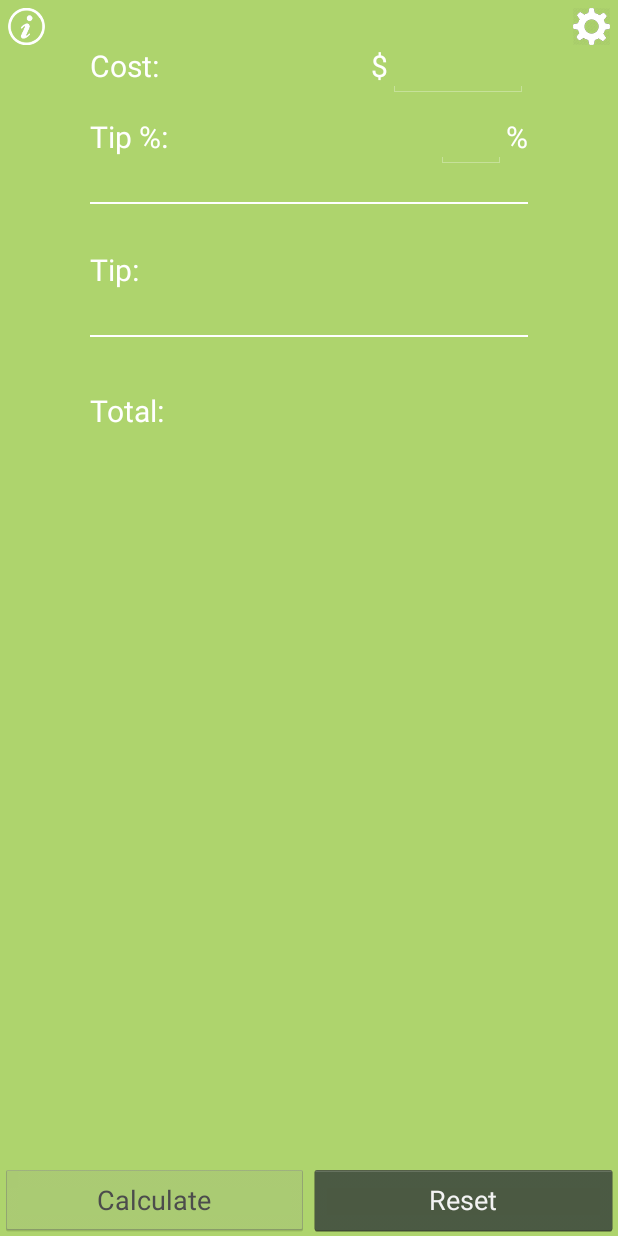
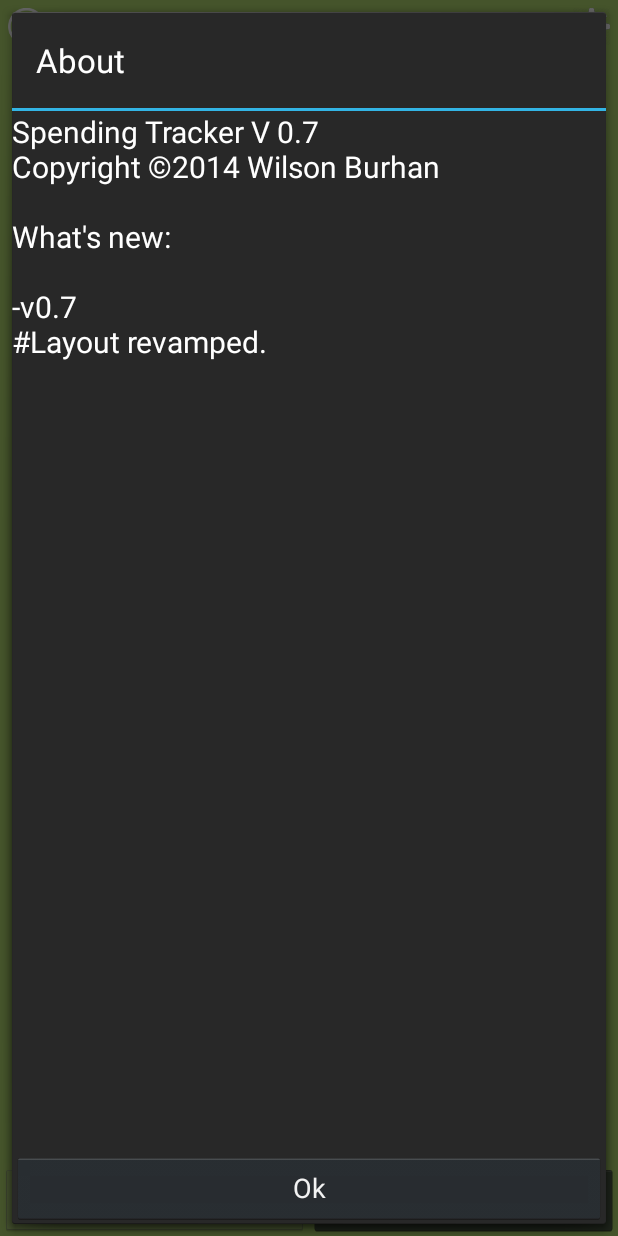
Before and after one commit to wburhan2/SpendingTracker, an Android app: the screen it shows after launch (MainActivity), after a tap on an icon or button, on a phone screen of 412 x 824 dp. Run offline under Robolectric (Android 15) with nearby library versions, the phone set to English and light mode, and no system bars.

Commit message:
Added info dialog. V 0.72

```diff
--- a/app/build.gradle
+++ b/app/build.gradle
@@ -5,7 +5,7 @@ android {
     buildToolsVersion "19.0.3"
 
     defaultConfig {
-        minSdkVersion 10
+        minSdkVersion 11
         targetSdkVersion 19
         versionCode 1
         versionName "1.0"
--- /dev/null
+++ b/app/src/main/java/com/spendingtracker/app/InfoDialogFragment.java
@@ -0,0 +1,36 @@
+package com.spendingtracker.app;
+
+import android.app.Dialog;
+import android.app.DialogFragment;
+import android.os.Bundle;
+import android.view.LayoutInflater;
+import android.view.View;
+import android.view.ViewGroup;
+
+/**
+ * Created by Wilson on 5/4/14.
+ */
+public class InfoDialogFragment extends DialogFragment implements View.OnClickListener{
+
+    @Override
+    public View onCreateView(LayoutInflater inflater, ViewGroup container, Bundle savedInstanceState) {
+        //return super.onCreateView(inflater, container, savedInstanceState);
+
+        View view = inflater.inflate(R.layout.info_dialog_fragment, container,false);
+
+        View okButton = view.findViewById(R.id.ok_button);
+        okButton.setOnClickListener(this);
+
+        Dialog dialog = getDialog();
+        dialog.setTitle("About");
+
+        return view;
+    }
+
+
+
+    @Override
+    public void onClick(View view) {
+        dismiss();
+    }
+}
--- a/app/src/main/java/com/spendingtracker/app/MainActivity.java
+++ b/app/src/main/java/com/spendingtracker/app/MainActivity.java
@@ -1,5 +1,6 @@
 package com.spendingtracker.app;
 
+import android.app.FragmentManager;
 import android.support.v4.app.Fragment;
 import android.content.Context;
 import android.support.v4.app.FragmentActivity;
@@ -60,6 +61,9 @@ public class MainActivity extends FragmentActivity{
             @Override
             public void onClick(View view) {
 
+                FragmentManager fm = getFragmentManager();
+                InfoDialogFragment fragment = new InfoDialogFragment();
+                fragment.show(fm, "InfoFragment");
             }
         });
 
--- a/app/src/main/java/com/spendingtracker/app/Tab1Fragment.java
+++ b/app/src/main/java/com/spendingtracker/app/Tab1Fragment.java
@@ -14,6 +14,7 @@ import android.view.inputmethod.InputMethodManager;
 import android.widget.Button;
 import android.widget.EditText;
 import android.widget.TextView;
+import android.widget.Toast;
 
 /**
  * Created by Wilson on 4/23/14.
@@ -101,6 +102,7 @@ public class Tab1Fragment extends Fragment {
                 mTip.setText("");
                 mTipTextView.setText("");
                 mTotalTextView.setText("");
+                Toast.makeText(view.getContext(), "Values has been reset", 3).show();
             }
         });
 
--- a/app/src/main/java/com/spendingtracker/app/Tab2Fragment.java
+++ b/app/src/main/java/com/spendingtracker/app/Tab2Fragment.java
@@ -14,6 +14,7 @@ import android.view.inputmethod.InputMethodManager;
 import android.widget.Button;
 import android.widget.EditText;
 import android.widget.TextView;
+import android.widget.Toast;
 
 /**
  * Created by Wilson on 4/23/14.
@@ -98,6 +99,7 @@ public class Tab2Fragment extends Fragment {
                 mDiscountView.setText("");
                 mAfterDiscount.setText("");
                 mSaved.setText("");
+                Toast.makeText(view.getContext(), "Values has been reset", 3).show();
             }
         });
 
--- /dev/null
+++ b/app/src/main/res/layout/info_dialog_fragment.xml
@@ -0,0 +1,24 @@
+<?xml version="1.0" encoding="utf-8"?>
+
+<RelativeLayout
+    xmlns:android="http://schemas.android.com/apk/res/android"
+    android:orientation="vertical"
+    android:layout_width="match_parent"
+    android:layout_height="wrap_content">
+
+    <TextView
+        android:layout_width="match_parent"
+        android:layout_height="wrap_content"
+        android:layout_weight="2"
+        android:textSize="@dimen/text_size"
+        android:text="@string/about"/>
+
+
+    <Button
+        android:id="@+id/ok_button"
+        android:layout_width="match_parent"
+        android:layout_height="wrap_content"
+        android:layout_alignParentBottom="true"
+        android:text="Ok"/>
+
+</RelativeLayout>
--- a/app/src/main/res/values-v10/color.xml
+++ /dev/null
@@ -1,4 +0,0 @@
-<?xml version="1.0" encoding="utf-8"?>
-<resources>
-    <color name="edit_text_color">#000000</color>
-</resources>
--- a/app/src/main/res/values-v11/color.xml
+++ /dev/null
@@ -1,4 +0,0 @@
-<?xml version="1.0" encoding="utf-8"?>
-<resources>
-    <color name="edit_text_color">#FFFFFF</color>
-</resources>
--- a/app/src/main/res/values/strings.xml
+++ b/app/src/main/res/values/strings.xml
@@ -8,5 +8,6 @@
     <string name="tab_2_display_name">Discount</string>
     <string name="calculate">Calculate</string>
     <string name="reset">Reset</string>
+    <string name="about">Spending Tracker V 0.7\nCopyright ©2014 Wilson Burhan\n\nWhat\'s new:\n\n-v0.7\n#Layout revamped.</string>
 
 </resources>
```
